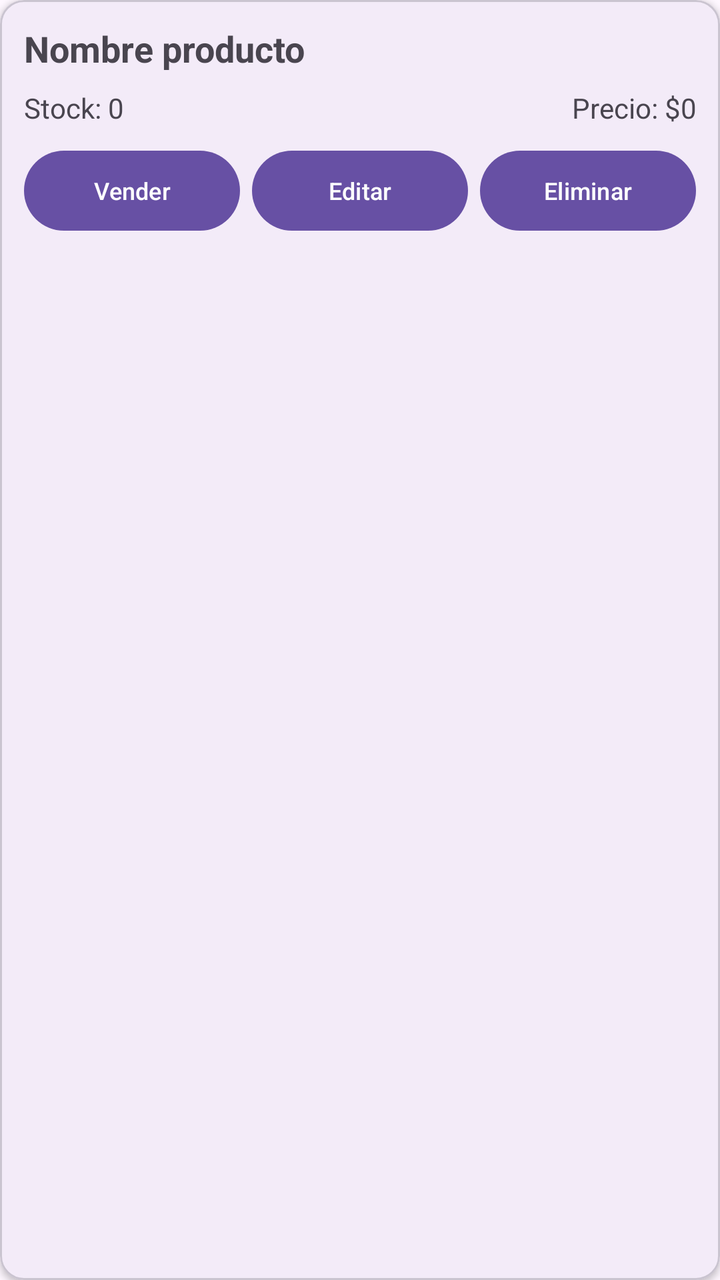
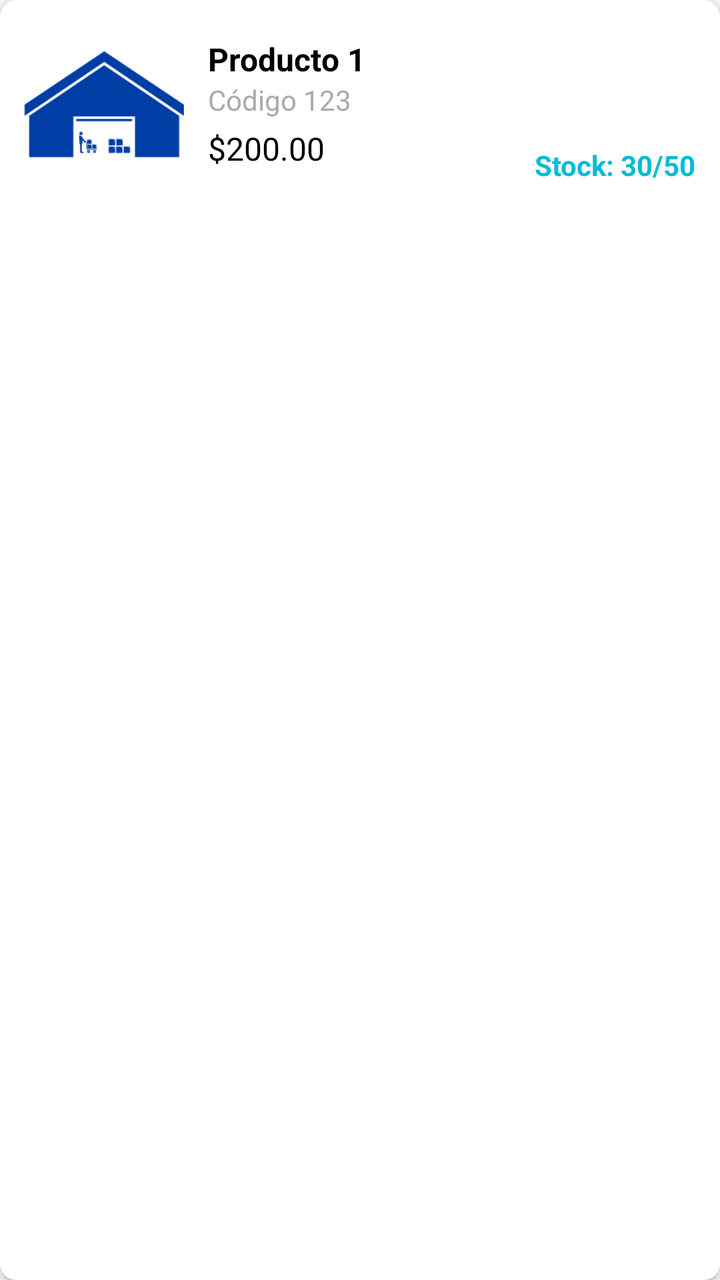

The first picture is an Android layout as it rendered before a commit; the second is the same layout after the commit. The layout source and the unified diff follow.
<!-- AndroidManifest.xml: application theme Theme.GestorPro -->
<!-- res/layout/item_producto.xml -->
<?xml version="1.0" encoding="utf-8"?>
<com.google.android.material.card.MaterialCardView xmlns:android="http://schemas.android.com/apk/res/android"
    xmlns:app="http://schemas.android.com/apk/res-auto"
    android:layout_width="match_parent"
    android:layout_height="wrap_content"
    android:layout_margin="4dp"
    app:cardElevation="2dp">

    <LinearLayout
        android:layout_width="match_parent"
        android:layout_height="wrap_content"
        android:orientation="vertical"
        android:padding="12dp">

        <TextView
            android:id="@+id/tvNombreProducto"
            android:layout_width="match_parent"
            android:layout_height="wrap_content"
            android:text="Nombre producto"
            android:textSize="18sp"
            android:textStyle="bold" />

        <TextView
            android:id="@+id/tvCodigoBarras"
            android:layout_width="match_parent"
            android:layout_height="wrap_content"
            android:text="Código: "
            android:textSize="12sp"
            android:visibility="gone" />

        <LinearLayout
            android:layout_width="match_parent"
            android:layout_height="wrap_content"
            android:layout_marginTop="8dp"
            android:orientation="horizontal">

            <TextView
                android:id="@+id/tvCantidad"
                android:layout_width="0dp"
                android:layout_height="wrap_content"
                android:layout_weight="1"
                android:text="Stock: 0"
                android:textSize="14sp" />

            <TextView
                android:id="@+id/tvPrecio"
                android:layout_width="0dp"
                android:layout_height="wrap_content"
                android:layout_weight="1"
                android:text="Precio: $0"
                android:textSize="14sp"
                android:textAlignment="textEnd" />
        </LinearLayout>

        <TextView
            android:id="@+id/tvAlertaStock"
            android:layout_width="match_parent"
            android:layout_height="wrap_content"
            android:layout_marginTop="4dp"
            android:text="⚠️ Stock bajo"
            android:textColor="@android:color/holo_red_dark"
            android:textSize="12sp"
            android:visibility="gone" />

        <LinearLayout
            android:layout_width="match_parent"
            android:layout_height="wrap_content"
            android:layout_marginTop="8dp"
            android:orientation="horizontal">

            <Button
                android:id="@+id/btnVender"
                android:layout_width="0dp"
                android:layout_height="wrap_content"
                android:layout_weight="1"
                android:layout_marginEnd="4dp"
                android:text="Vender"
                android:textSize="12sp" />

            <Button
                android:id="@+id/btnEditar"
                android:layout_width="0dp"
                android:layout_height="wrap_content"
                android:layout_weight="1"
                android:layout_marginStart="2dp"
                android:layout_marginEnd="2dp"
                android:text="Editar"
                android:textSize="12sp" />

            <Button
                android:id="@+id/btnEliminar"
                android:layout_width="0dp"
                android:layout_height="wrap_content"
                android:layout_weight="1"
                android:layout_marginStart="4dp"
                android:text="Eliminar"
                android:textSize="12sp" />
        </LinearLayout>

    </LinearLayout>

</com.google.android.material.card.MaterialCardView>
<!-- resources referenced by this layout -->
<resources>
  <style name="Theme.GestorPro" parent="Base.Theme.GestorPro" />
  <style name="Base.Theme.GestorPro" parent="Theme.Material3.DayNight.NoActionBar">
          
          
      </style>
</resources>

<!-- the commit's change to res/layout/item_producto.xml (unified diff, before → after) -->
@@ -1,102 +1,70 @@
 <?xml version="1.0" encoding="utf-8"?>
-<com.google.android.material.card.MaterialCardView xmlns:android="http://schemas.android.com/apk/res/android"
+<androidx.cardview.widget.CardView xmlns:android="http://schemas.android.com/apk/res/android"
     xmlns:app="http://schemas.android.com/apk/res-auto"
     android:layout_width="match_parent"
     android:layout_height="wrap_content"
-    android:layout_margin="4dp"
+    android:layout_marginHorizontal="16dp"
+    android:layout_marginVertical="8dp"
+    app:cardCornerRadius="8dp"
     app:cardElevation="2dp">
 
     <LinearLayout
         android:layout_width="match_parent"
         android:layout_height="wrap_content"
-        android:orientation="vertical"
+        android:orientation="horizontal"
         android:padding="12dp">
 
-        <TextView
-            android:id="@+id/tvNombreProducto"
-            android:layout_width="match_parent"
-            android:layout_height="wrap_content"
-            android:text="Nombre producto"
-            android:textSize="18sp"
-            android:textStyle="bold" />
-
-        <TextView
-            android:id="@+id/tvCodigoBarras"
-            android:layout_width="match_parent"
-            android:layout_height="wrap_content"
-            android:text="Código: "
-            android:textSize="12sp"
-            android:visibility="gone" />
+        <ImageView
+            android:id="@+id/ivProductImage"
+            android:layout_width="80dp"
+            android:layout_height="80dp"
+            android:scaleType="centerCrop"
+            android:src="@drawable/logo_gestionpro" />
 
         <LinearLayout
-            android:layout_width="match_parent"
-            android:layout_height="wrap_content"
-            android:layout_marginTop="8dp"
-            android:orientation="horizontal">
+            android:layout_width="0dp"
+            android:layout_height="match_parent"
+            android:layout_weight="1"
+            android:layout_marginStart="12dp"
+            android:orientation="vertical"
+            android:gravity="center_vertical">
 
             <TextView
-                android:id="@+id/tvCantidad"
-                android:layout_width="0dp"
+                android:id="@+id/tvProductName"
+                android:layout_width="wrap_content"
                 android:layout_height="wrap_content"
-                android:layout_weight="1"
-                android:text="Stock: 0"
-                android:textSize="14sp" />
+                android:text="Producto 1"
+                android:textSize="16sp"
+                android:textStyle="bold"
+                android:textColor="@android:color/black" />
 
             <TextView
-                android:id="@+id/tvPrecio"
-                android:layout_width="0dp"
+                android:id="@+id/tvProductCode"
+                android:layout_width="wrap_content"
                 android:layout_height="wrap_content"
-                android:layout_weight="1"
-                android:text="Precio: $0"
+                android:text="Código 123"
                 android:textSize="14sp"
-                android:textAlignment="textEnd" />
+                android:textColor="@android:color/darker_gray" />
+
+            <TextView
+                android:id="@+id/tvProductPrice"
+                android:layout_width="wrap_content"
+                android:layout_height="wrap_content"
+                android:layout_marginTop="4dp"
+                android:text="$200.00"
+                android:textSize="16sp"
+                android:textColor="@android:color/black" />
         </LinearLayout>
 
         <TextView
-            android:id="@+id/tvAlertaStock"
-            android:layout_width="match_parent"
+            android:id="@+id/tvProductStock"
+            android:layout_width="wrap_content"
             android:layout_height="wrap_content"
-            android:layout_marginTop="4dp"
-            android:text="⚠️ Stock bajo"
-            android:textColor="@android:color/holo_red_dark"
-            android:textSize="12sp"
-            android:visibility="gone" />
-
-        <LinearLayout
-            android:layout_width="match_parent"
-            android:layout_height="wrap_content"
-            android:layout_marginTop="8dp"
-            android:orientation="horizontal">
-
-            <Button
-                android:id="@+id/btnVender"
-                android:layout_width="0dp"
-                android:layout_height="wrap_content"
-                android:layout_weight="1"
-                android:layout_marginEnd="4dp"
-                android:text="Vender"
-                android:textSize="12sp" />
-
-            <Button
-                android:id="@+id/btnEditar"
-                android:layout_width="0dp"
-                android:layout_height="wrap_content"
-                android:layout_weight="1"
-                android:layout_marginStart="2dp"
-                android:layout_marginEnd="2dp"
-                android:text="Editar"
-                android:textSize="12sp" />
-
-            <Button
-                android:id="@+id/btnEliminar"
-                android:layout_width="0dp"
-                android:layout_height="wrap_content"
-                android:layout_weight="1"
-                android:layout_marginStart="4dp"
-                android:text="Eliminar"
-                android:textSize="12sp" />
-        </LinearLayout>
+            android:layout_gravity="bottom"
+            android:text="Stock: 30/50"
+            android:textSize="14sp"
+            android:textStyle="bold"
+            android:textColor="#00BCD4" />
 
     </LinearLayout>
-
-</com.google.android.material.card.MaterialCardView>
+</androidx.cardview.widget.CardView>
<!-- resource entries referenced after the edit -->
@@ -1,5 +1,6 @@
 <!-- resources referenced by this layout -->
 <resources>
+  <!-- drawable logo_gestionpro: png bitmap (drawable, 27181 bytes) -->
   <style name="Theme.GestorPro" parent="Base.Theme.GestorPro" />
   <style name="Base.Theme.GestorPro" parent="Theme.Material3.DayNight.NoActionBar">
           
